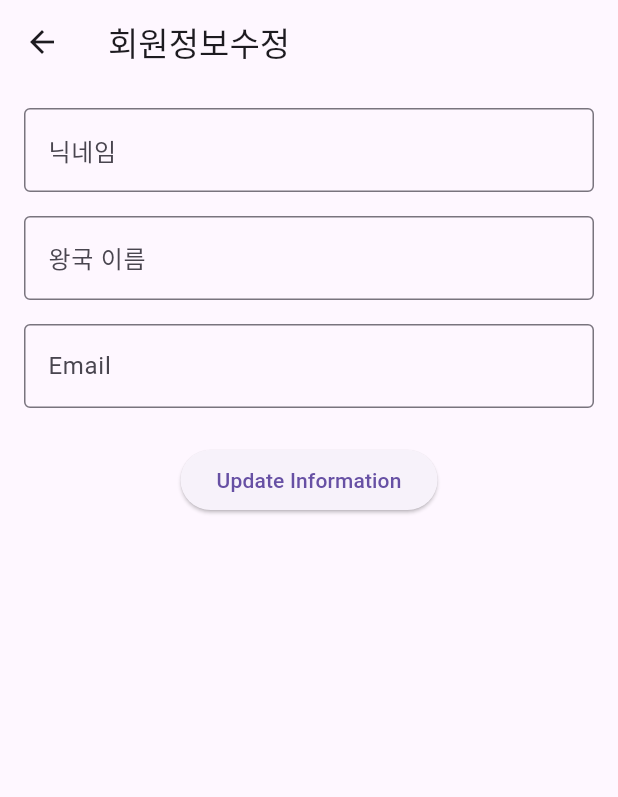
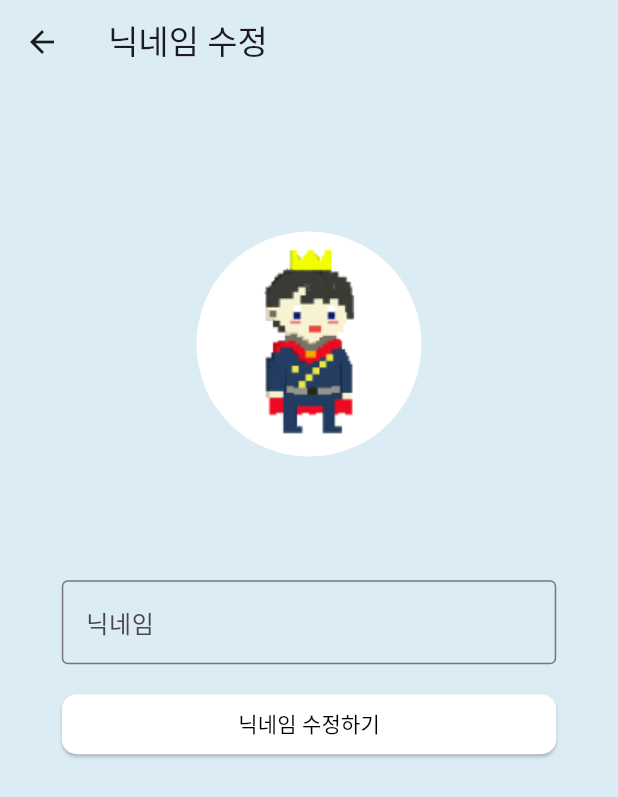
Before and after one commit to lojo0307/KingMaker, a Flutter app: the ProfileUpdatePage screen opened directly, on a phone screen of 412 x 824 dp. Shown: the top 797 px of the screen. Run offline on Flutter 3.47's test engine with Material 2 defaults, Android fonts, the phone set to English and light mode, and no system bars; our stand-ins replace custom_radio_grouped_button, dio, firebase_core, firebase_messaging, flutter_dotenv, flutter_local_notifications and 5 more; missing offline and left inert: date_picker_plus, flame, flutter_animated_dialog, flutter_flip_card, kakao_flutter_sdk, time_picker_sheet; accounts and stored records are empty; network calls fail; Roboto replaces fonts that are missing (PretendardBold).

Commit message:
Merge: mainpge 수정 profile수정페이지

```diff
--- a/frontend/kingmaker/lib/main.dart
+++ b/frontend/kingmaker/lib/main.dart
@@ -1,5 +1,6 @@
 import 'package:firebase_messaging/firebase_messaging.dart';
 import 'package:flutter/material.dart';
+import 'package:flutter_local_notifications/flutter_local_notifications.dart';
 import 'package:kingmaker/page/login_page.dart';
 import 'package:flutter_dotenv/flutter_dotenv.dart';
 import 'package:kingmaker/provider/achievement_provider.dart';
--- a/frontend/kingmaker/lib/widget/main/main_game.dart
+++ b/frontend/kingmaker/lib/widget/main/main_game.dart
@@ -25,7 +25,9 @@ class MyGame extends FlameGame with MultiTouchDragDetector, TapDetector  {
 
   MyGame(this.context, List<Map<String, String>> data) {
     data.forEach((element) {
-      monsterList.add(MonsterPosition(this, element));
+      if(element['achieved']=='0'){
+        monsterList.add(MonsterPosition(this, element));
+      }
     });
     camera.viewport.size = Vector2(1024, 1024);
     player = MainPlayer(context, this);
--- a/frontend/kingmaker/lib/widget/profile/profile_update_page.dart
+++ b/frontend/kingmaker/lib/widget/profile/profile_update_page.dart
@@ -1,4 +1,6 @@
 import 'package:flutter/material.dart';
+import 'package:kingmaker/consts/colors.dart';
+import 'package:kingmaker/widget/profile/profile_char_image_widget.dart';
 
 class ProfileUpdatePage extends StatefulWidget {
   const ProfileUpdatePage({super.key});
@@ -8,75 +10,71 @@ class ProfileUpdatePage extends StatefulWidget {
 }
 
 class _ProfileUpdatePageState extends State<ProfileUpdatePage> {
-  final TextEditingController _nicknameController = TextEditingController();
-  final TextEditingController _kingdomNameController = TextEditingController();
-  final TextEditingController _emailController = TextEditingController();
-
-  @override
-  void dispose() {
-    // Clean up the controller when the widget is disposed.
-    _nicknameController.dispose();
-    _kingdomNameController.dispose();
-    _emailController.dispose();
-    super.dispose();
-  }
-
   @override
   Widget build(BuildContext context) {
+    return LayoutBuilder(
+      builder: (BuildContext context, BoxConstraints constraints) {
+        double maxWidth = constraints.maxWidth;
+        double maxHeight = constraints.maxHeight;
         return Scaffold(
+          backgroundColor: LIGHTEST_BLUE_COLOR,
           appBar: AppBar(
-        title: const Text('회원정보수정'),
+            title: const Text('닉네임 수정'),
+            backgroundColor: LIGHTEST_BLUE_COLOR,
             leading: IconButton(
               icon: const Icon(Icons.arrow_back),
               onPressed: () => Navigator.of(context).pop(),
             ),
           ),
-      body: Padding(
+          body: SingleChildScrollView( // SingleChildScrollView 추가
+            child: Padding(
               padding: const EdgeInsets.all(16.0),
+              child: ConstrainedBox(
+                constraints: BoxConstraints(minHeight: maxHeight), // 최소 높이를 설정하여 오버플로우 방지
+                child: IntrinsicHeight( // IntrinsicHeight를 사용하여 높이를 자식 내용에 맞춤
                   child: Column(
                     mainAxisAlignment: MainAxisAlignment.start,
                     children: [
-            TextFormField(
-              controller: _nicknameController,
+                      SizedBox(height: maxHeight * 0.1),
+                      ProfileCharImageWidget(),
+                      SizedBox(height: maxHeight * 0.1),
+                      Container(
+                        width: maxWidth * 0.8,
+                        child: TextFormField(
                           decoration: const InputDecoration(
                             labelText: '닉네임',
                             border: OutlineInputBorder(),
                           ),
                         ),
+                      ),
                       const SizedBox(height: 16),
-            TextFormField(
-              controller: _kingdomNameController,
-              decoration: const InputDecoration(
-                labelText: '왕국 이름',
-                border: OutlineInputBorder(),
+                      ElevatedButton(
+                        onPressed: _updateProfileInformation,
+                        style: ButtonStyle(
+                          minimumSize: MaterialStateProperty.all(Size(maxWidth * 0.8, 40)),
+                          shape: MaterialStateProperty.all(
+                            RoundedRectangleBorder(borderRadius: BorderRadius.circular(10)),
+                          ),
+                          backgroundColor: MaterialStateProperty.all(Colors.white),
+                        ),
+                        child: const Text(
+                          '닉네임 수정하기',
+                          style: TextStyle(color: Colors.black),
                         ),
                       ),
-            const SizedBox(height: 16),
-            TextFormField(
-              controller: _emailController,
-              decoration: const InputDecoration(
-                labelText: 'Email',
-                border: OutlineInputBorder(),
-              ),
-            ),
-            const SizedBox(height: 24),
-            ElevatedButton(
-              onPressed: _updateProfileInformation,
-              child: const Text('Update Information'),
-            ),
+                      SizedBox(height: maxHeight * 0.1), // 추가 여백을 주어 오버플로우 방지
                     ],
                   ),
                 ),
+              ),
+            ),
+          ),
+        );
+      },
     );
   }
 
   void _updateProfileInformation() {
-    // Use these values to update the user profile information
-    final String nickname = _nicknameController.text;
-    final String kingdomName = _kingdomNameController.text;
-    final String email = _emailController.text;
-
-    // Implement your update logic here
-    print('Nickname: $nickname, Kingdom Name: $kingdomName, Email: $email');
+    // 업데이트 로직을 구현하세요
   }
 }
```
Lines whose indentation alone changed are shown as unchanged.
